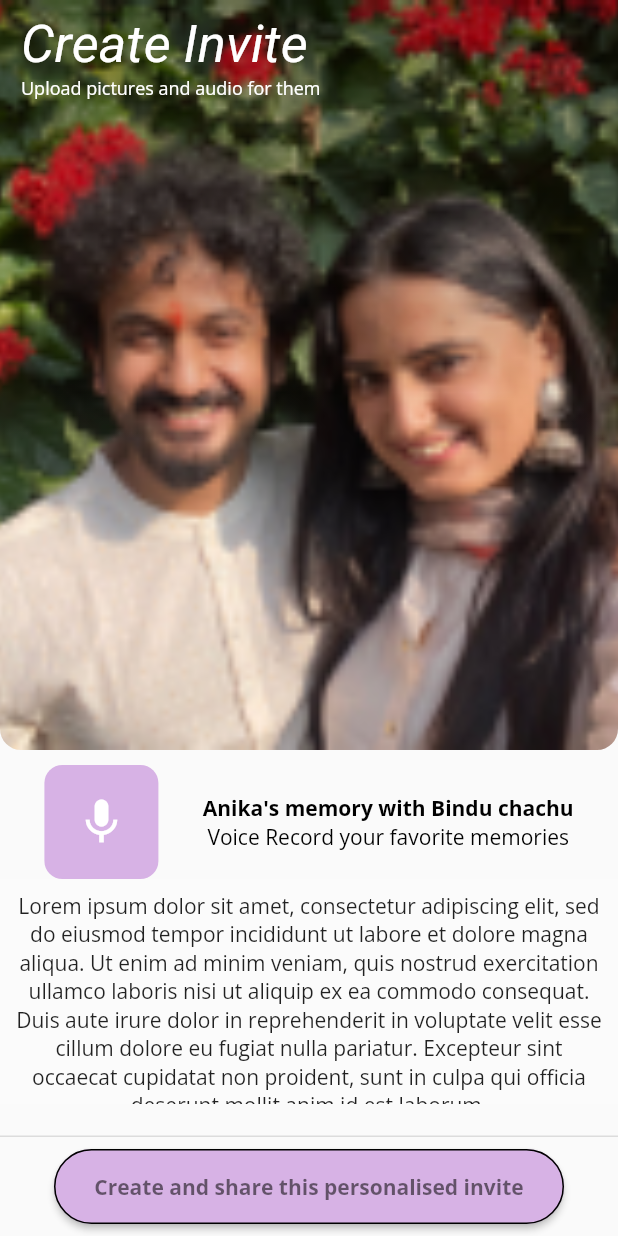
After one commit to IamBansal/vivah_ai, a Flutter app: the CreateInvite screen opened directly, on a phone screen of 412 x 824 dp. The commit adds this screen. Run offline on Flutter 3.47's test engine with Material 2 defaults, Android fonts, the phone set to English and light mode, and no system bars; our stand-ins replace flutter_dotenv, google_fonts, image_picker; Roboto replaces fonts that are missing (Carattere).

Commit message:
Personal Invite

```diff
--- a/lib/screens/auth/initial_details.dart
+++ b/lib/screens/auth/initial_details.dart
@@ -41,7 +41,8 @@ class _InitialDetailsState extends State<InitialDetails> {
           ],
         ),
       ),
-          body: Column(
+          body: SingleChildScrollView(
+            child: Column(
               crossAxisAlignment: CrossAxisAlignment.center,
               children: [
                 const Padding(
@@ -127,6 +128,7 @@ class _InitialDetailsState extends State<InitialDetails> {
                 ),
               ],
             ),
+          ),
     ));
   }
 
--- /dev/null
+++ b/lib/screens/create_invite.dart
@@ -0,0 +1,146 @@
+import 'package:flutter/material.dart';
+import 'package:google_fonts/google_fonts.dart';
+
+class CreateInvite extends StatefulWidget {
+  const CreateInvite({super.key});
+
+  @override
+  State<CreateInvite> createState() => _CreateInviteState();
+}
+
+class _CreateInviteState extends State<CreateInvite> {
+  @override
+  Widget build(BuildContext context) {
+    return SafeArea(child: Scaffold(
+      body: SingleChildScrollView(
+        child: Column(
+          children: [
+            Stack(
+              children: [
+                //Shader-mask if for adding a black blend behind text
+                ShaderMask(
+                  blendMode: BlendMode.srcATop,
+                  shaderCallback: (Rect bounds) {
+                    return const LinearGradient(
+                      begin: Alignment.topCenter,
+                      end: Alignment.bottomCenter,
+                      colors: [Colors.black38, Colors.transparent],
+                      stops: [0.0, 0.6],
+                    ).createShader(bounds);
+                  },
+                  child: ClipRRect(
+                    borderRadius: const BorderRadius.only(bottomLeft: Radius.circular(14), bottomRight: Radius.circular(14)),
+                    child: Image.asset(
+                      'assets/pic.png',
+                      height: 500,
+                      width: MediaQuery.of(context).size.width,
+                      fit: BoxFit.cover,
+                    ),
+                  ),
+                ),
+                Positioned(
+                    top: 9,
+                    left: 14,
+                    child: Column(
+                      crossAxisAlignment: CrossAxisAlignment.start,
+                      children: [
+                        Text(
+                          'Create Invite',
+                          style: GoogleFonts.carattere(
+                              textStyle: const TextStyle(
+                                  color: Colors.white,
+                                  fontSize: 35,
+                                  fontStyle: FontStyle.italic)),
+                        ),
+                        const Padding(
+                          padding: EdgeInsets.only(bottom: 8.0),
+                          child: Text(
+                            'Upload pictures and audio for them',
+                            style: TextStyle(color: Colors.white, fontSize: 12),
+                          ),
+                        )
+                      ],
+                    )),
+              ],
+            ),
+            const SizedBox(height: 10,),
+            Row(
+              mainAxisAlignment: MainAxisAlignment.spaceEvenly,
+              children: [
+                Container(
+                  decoration: BoxDecoration(
+                    borderRadius: BorderRadius.circular(12.0),
+                    color: const Color(0xFFD7B2E5),
+                  ),
+                  child: Card(
+                    elevation: 0,
+                    shape: RoundedRectangleBorder(
+                      borderRadius: BorderRadius.circular(12.0),
+                    ),
+                    color: Colors.transparent,
+                    child: const Padding(
+                      padding: EdgeInsets.all(16.0),
+                      child: Icon(
+                        Icons.mic,
+                        size: 36,
+                        color: Colors.white,
+                      ),
+                    ),
+                  ),
+                ),
+                const Column(
+                  children: [
+                    Text('Anika\'s memory with Bindu chachu', style: TextStyle(color: Colors.black, fontWeight: FontWeight.bold),),
+                    Text('Voice Record your favorite memories', style: TextStyle(color: Colors.black),),
+                  ],
+                )
+              ],
+            ),
+            Container(
+              color: Colors.white10,
+              height: 150,
+              child: const SingleChildScrollView(
+                child: Padding(
+                  padding: EdgeInsets.all(8.0),
+                  child: Text(
+                      'Lorem ipsum dolor sit amet, consectetur adipiscing elit, sed do eiusmod tempor incididunt ut labore et dolore magna aliqua. Ut enim ad minim veniam, quis nostrud exercitation ullamco laboris nisi ut aliquip ex ea commodo consequat. Duis aute irure dolor in reprehenderit in voluptate velit esse cillum dolore eu fugiat nulla pariatur. Excepteur sint occaecat cupidatat non proident, sunt in culpa qui officia deserunt mollit anim id est laborum.',
+                    textAlign: TextAlign.center,
+                  ),
+                ),
+              ),
+            )
+          ],
+        ),
+      ),
+      persistentFooterAlignment: const AlignmentDirectional(0, 0),
+      persistentFooterButtons: [
+        SizedBox(
+          height: 50,
+          width: 340,
+          child: ElevatedButton(
+            style: ElevatedButton.styleFrom(
+              backgroundColor: const Color(0xFFD7B2E5),
+              shape: RoundedRectangleBorder(
+                borderRadius: BorderRadius.circular(29),
+                side: const BorderSide(color: Colors.black),
+              ),
+            ),
+            onPressed: () {
+              //TODO - create a share invite
+              // Navigator.push(
+              //   context,
+              //   MaterialPageRoute(
+              //     builder: (context) => const BlessingsScreen(),
+              //   ),
+              // );
+            },
+            child: const Text(
+              "Create and share this personalised invite",
+              style: TextStyle(color: Colors.black54, fontWeight: FontWeight.bold),
+            ),
+          ),
+        ),
+      ],
+    ));
+  }
+}
--- a/lib/screens/guest_list_screen.dart
+++ b/lib/screens/guest_list_screen.dart
@@ -1,6 +1,7 @@
 import 'dart:io';
 import 'package:flutter/material.dart';
 import 'package:google_fonts/google_fonts.dart';
+import 'package:vivah_ai/screens/create_invite.dart';
 import 'package:vivah_ai/widgets/custom_text_field.dart';
 import 'package:image_picker/image_picker.dart';
 
@@ -381,12 +382,26 @@ class _GuestListScreenState extends State<GuestListScreen> {
                             margin: const EdgeInsets.symmetric(
                                 vertical: 5.0, horizontal: 10.0),
                             child: ListTile(
-                              leading: const Icon(Icons.person),
+                              leading: ClipRRect(
+                                borderRadius: BorderRadius.circular(10),
+                                child: Image.asset(
+                                  'assets/pic.png',
+                                  width: 60,
+                                  height: 60,
+                                  fit: BoxFit.cover,
+                                ),
+                              ),
                               title: const Text('Bindu Chachu'),
                               subtitle: const Text('Anika\'s Elder Chachu'),
                               trailing: const Icon(Icons.arrow_forward),
                               onTap: () {
-                                // Handle onTap action for each list item
+                                // TODO - Handle onTap action for each list item
+                                Navigator.push(
+                                  context,
+                                  MaterialPageRoute(
+                                    builder: (context) => const CreateInvite(),
+                                  ),
+                                );
                               },
                             ),
                           );
@@ -434,12 +449,26 @@ class _GuestListScreenState extends State<GuestListScreen> {
                             margin: const EdgeInsets.symmetric(
                                 vertical: 5.0, horizontal: 10.0),
                             child: ListTile(
-                              leading: const Icon(Icons.person),
+                              leading: ClipRRect(
+                                borderRadius: BorderRadius.circular(10),
+                                child: Image.asset(
+                                  'assets/pic.png',
+                                  width: 60,
+                                  height: 60,
+                                  fit: BoxFit.cover,
+                                ),
+                              ),
                               title: const Text('Bindu Chachu'),
                               subtitle: const Text('Tanmay\'s Elder Chachu'),
                               trailing: const Icon(Icons.arrow_forward),
                               onTap: () {
-                                // Handle onTap action for each list item
+                                // TODO - Handle onTap action for each list item
+                                Navigator.push(
+                                  context,
+                                  MaterialPageRoute(
+                                    builder: (context) => const CreateInvite(),
+                                  ),
+                                );
                               },
                             ),
                           );
```
Lines whose indentation alone changed are shown as unchanged.
